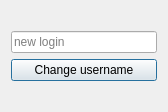
Before: the Qt Designer form training-diary/changeusername.ui in userDymon/training-diary, drawn with Qt 5.
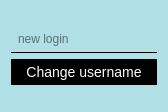
After: the same form once the commit is applied.

The edit to the form file:
```diff
--- a/training-diary/changeusername.ui
+++ b/training-diary/changeusername.ui
@@ -11,7 +11,31 @@
    </rect>
   </property>
   <property name="windowTitle">
-   <string>Dialog</string>
+   <string>Change login</string>
+  </property>
+  <property name="styleSheet">
+   <string notr="true">QWidget {
+	border: none; 
+    background-color: PowderBlue; 
+}
+QLineEdit {
+    background: transparent; /* робимо фон прозорим */
+    border: none; /* видаляємо всі рамки */
+    border-bottom: 1px solid #000000; /* тільки нижня лінія, чорна */
+    padding: 5px;
+    color: #000000; /* чорний колір тексту */
+}
+
+QPushButton {
+    background-color: #000000; /* чорний фон для кнопки */
+    color: #FFFFFF; /* білий колір тексту на кнопці */
+    padding: 5px 10px;
+    font-size: 14px;
+    border: none;
+}
+
+
+</string>
   </property>
   <layout class="QVBoxLayout" name="verticalLayout">
    <item>
```
